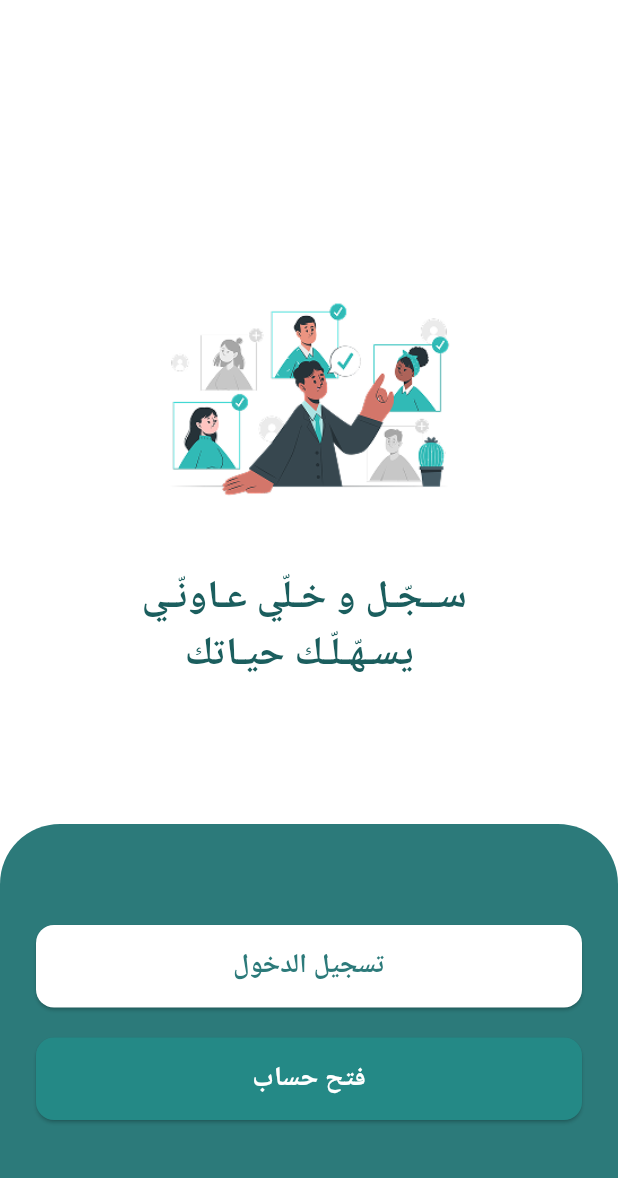
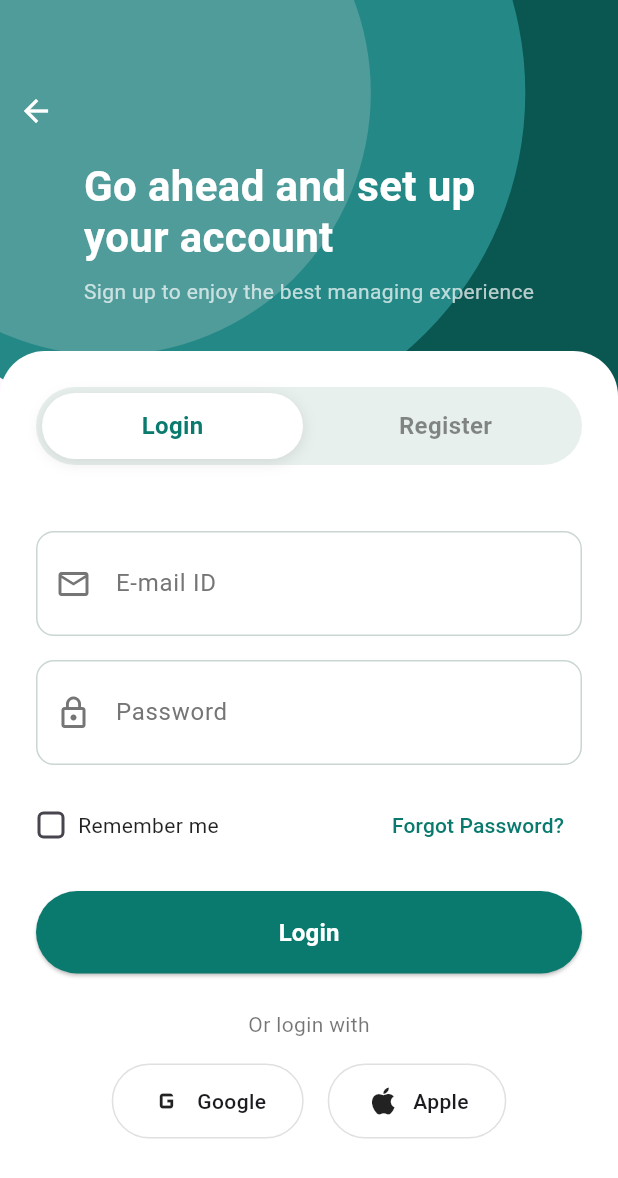
Before and after one commit to NourImen-cloud/3awani, a Flutter app: the FifthScreen screen opened directly, after a tap on "تسجيل الدخول", on a phone screen of 412 x 824 dp. Shown: the top 1178 px of the screen. Run offline on Flutter 3.47's test engine with Material 3 defaults, Android fonts, the phone set to English and light mode, and no system bars.

Commit message:
Add login screen UI

```diff
--- /dev/null
+++ b/lib/screens/Login/login_register_screen.dart
@@ -0,0 +1,518 @@
+import 'package:flutter/material.dart';
+
+class LoginRegisterScreen extends StatefulWidget {
+  const LoginRegisterScreen({super.key});
+
+  @override
+  State<LoginRegisterScreen> createState() => _LoginRegisterScreenState();
+}
+
+class _LoginRegisterScreenState extends State<LoginRegisterScreen> {
+  bool isLogin = true;
+  String selectedUserType = 'user';
+  String selectedServiceType = '';
+  bool rememberMe = false;
+
+  @override
+  Widget build(BuildContext context) {
+    final size = MediaQuery.of(context).size;
+
+    return Scaffold(
+      body: Stack(
+        children: [
+          Positioned(
+            top: -size.height * 0.25,
+            right: -size.width * 0.5,
+            child: Container(
+              width: size.width * 1.05,
+              height: size.width * 1.3,
+              decoration: const BoxDecoration(
+                shape: BoxShape.circle,
+                color: Color.fromARGB(255, 10, 86, 81),
+              ),
+            ),
+          ),
+          // 🟢 Background circles
+          Positioned(
+            top: -size.height * 0.25,
+            left: -size.width * 0.25,
+            child: Container(
+              width: size.width * 1.1,
+              height: size.width * 1.3,
+              decoration: const BoxDecoration(
+                shape: BoxShape.circle,
+                color: Color(0xFF248986),
+              ),
+            ),
+          ),
+          Positioned(
+            top: -size.height * 0.25,
+            left: -size.width * 0.25,
+            child: Container(
+              width: size.width * 0.85,
+              height: size.width * 1.3,
+              decoration: const BoxDecoration(
+                shape: BoxShape.circle,
+                color: Color.fromARGB(255, 80, 156, 155),
+              ),
+            ),
+          ),
+
+          // Main content
+          Column(
+            children: [
+              const SizedBox(height: 50),
+
+              // Back button
+              Align(
+                alignment: Alignment.centerLeft,
+                child: IconButton(
+                  icon: const Icon(Icons.arrow_back, color: Colors.white),
+                  onPressed: () {},
+                ),
+              ),
+
+              const SizedBox(height: 10),
+
+              // Title section
+              const Padding(
+                padding: EdgeInsets.symmetric(horizontal: 24.0),
+                child: Column(
+                  crossAxisAlignment: CrossAxisAlignment.start,
+                  children: [
+                    Text(
+                      "Go ahead and set up\nyour account",
+                      style: TextStyle(
+                        fontSize: 28,
+                        fontWeight: FontWeight.bold,
+                        color: Colors.white,
+                        height: 1.2,
+                      ),
+                    ),
+                    SizedBox(height: 8),
+                    Text(
+                      "Sign up to enjoy the best managing experience",
+                      style: TextStyle(fontSize: 14, color: Colors.white70),
+                    ),
+                  ],
+                ),
+              ),
+
+              const SizedBox(height: 30),
+
+              // White card with rounded top
+              Expanded(
+                child: Container(
+                  width: double.infinity,
+                  decoration: const BoxDecoration(
+                    color: Colors.white,
+                    borderRadius: BorderRadius.only(
+                      topLeft: Radius.circular(30),
+                      topRight: Radius.circular(30),
+                    ),
+                  ),
+                  child: Column(
+                    children: [
+                      const SizedBox(height: 24),
+
+                      //Top Toggle Bar
+                      Padding(
+                        padding: const EdgeInsets.symmetric(horizontal: 24.0),
+                        child: Container(
+                          height: 52,
+                          decoration: BoxDecoration(
+                            color: const Color(0xFFE8F0EE),
+                            borderRadius: BorderRadius.circular(30),
+                          ),
+                          child: Row(
+                            children: [
+                              Expanded(
+                                child: GestureDetector(
+                                  onTap: () => setState(() => isLogin = true),
+                                  child: AnimatedContainer(
+                                    duration: const Duration(milliseconds: 200),
+                                    alignment: Alignment.center,
+                                    margin: const EdgeInsets.all(4),
+                                    decoration: BoxDecoration(
+                                      color: isLogin
+                                          ? Colors.white
+                                          : Colors.transparent,
+                                      borderRadius: BorderRadius.circular(25),
+                                      boxShadow: isLogin
+                                          ? [
+                                              BoxShadow(
+                                                color: Colors.black.withOpacity(
+                                                  0.1,
+                                                ),
+                                                blurRadius: 8,
+                                                offset: const Offset(0, 2),
+                                              ),
+                                            ]
+                                          : [],
+                                    ),
+                                    child: Text(
+                                      "Login",
+                                      style: TextStyle(
+                                        fontSize: 16,
+                                        fontWeight: FontWeight.w600,
+                                        color: isLogin
+                                            ? const Color(0xFF0A7A6E)
+                                            : Colors.black45,
+                                      ),
+                                    ),
+                                  ),
+                                ),
+                              ),
+                              Expanded(
+                                child: GestureDetector(
+                                  onTap: () => setState(() => isLogin = false),
+                                  child: AnimatedContainer(
+                                    duration: const Duration(milliseconds: 200),
+                                    alignment: Alignment.center,
+                                    margin: const EdgeInsets.all(4),
+                                    decoration: BoxDecoration(
+                                      color: !isLogin
+                                          ? Colors.white
+                                          : Colors.transparent,
+                                      borderRadius: BorderRadius.circular(25),
+                                      boxShadow: !isLogin
+                                          ? [
+                                              BoxShadow(
+                                                color: Colors.black.withOpacity(
+                                                  0.1,
+                                                ),
+                                                blurRadius: 8,
+                                                offset: const Offset(0, 2),
+                                              ),
+                                            ]
+                                          : [],
+                                    ),
+                                    child: Text(
+                                      "Register",
+                                      style: TextStyle(
+                                        fontSize: 16,
+                                        fontWeight: FontWeight.w600,
+                                        color: !isLogin
+                                            ? const Color(0xFF0A7A6E)
+                                            : Colors.black45,
+                                      ),
+                                    ),
+                                  ),
+                                ),
+                              ),
+                            ],
+                          ),
+                        ),
+                      ),
+
+                      const SizedBox(height: 24),
+
+                      Expanded(
+                        child: SingleChildScrollView(
+                          padding: const EdgeInsets.symmetric(horizontal: 24.0),
+                          child: Column(
+                            children: [
+                              if (isLogin)
+                                _buildLoginForm()
+                              else
+                                _buildRegisterForm(),
+                            ],
+                          ),
+                        ),
+                      ),
+                    ],
+                  ),
+                ),
+              ),
+            ],
+          ),
+        ],
+      ),
+    );
+  }
+
+  Widget _buildTextField({
+    required String labelText,
+    required IconData icon,
+    bool obscureText = false,
+  }) {
+    return Container(
+      decoration: BoxDecoration(
+        color: Colors.white,
+        borderRadius: BorderRadius.circular(12),
+        border: Border.all(color: const Color.fromARGB(255, 202, 214, 210)),
+      ),
+      child: TextField(
+        obscureText: obscureText,
+        decoration: InputDecoration(
+          labelText: labelText,
+          labelStyle: TextStyle(color: Colors.grey.shade600),
+          prefixIcon: Icon(icon, color: Colors.grey.shade600),
+          border: InputBorder.none,
+          contentPadding: const EdgeInsets.symmetric(
+            horizontal: 16,
+            vertical: 14,
+          ),
+        ),
+      ),
+    );
+  }
+
+  Widget _buildSocialButton({required IconData icon, required String label}) {
+    return Container(
+      padding: const EdgeInsets.symmetric(horizontal: 24, vertical: 12),
+      decoration: BoxDecoration(
+        color: Colors.white,
+        borderRadius: BorderRadius.circular(25),
+        border: Border.all(color: Colors.grey.shade300),
+      ),
+      child: Row(
+        children: [
+          Icon(icon, size: 24),
+          const SizedBox(width: 8),
+          Text(
+            label,
+            style: const TextStyle(fontSize: 14, fontWeight: FontWeight.w500),
+          ),
+        ],
+      ),
+    );
+  }
+
+  //  Login Form
+  Widget _buildLoginForm() {
+    return Column(
+      children: [
+        const SizedBox(height: 20),
+        _buildTextField(labelText: "E-mail ID", icon: Icons.email_outlined),
+        const SizedBox(height: 16),
+        _buildTextField(
+          labelText: "Password",
+          icon: Icons.lock_outline,
+          obscureText: true,
+        ),
+        const SizedBox(height: 16),
+
+        // Remember me and Forgot Password
+        Row(
+          mainAxisAlignment: MainAxisAlignment.spaceBetween, //IMPORTANT!!!
+          children: [
+            Row(
+              children: [
+                SizedBox(
+                  height: 20,
+                  width: 20,
+                  child: Checkbox(
+                    value: rememberMe,
+                    onChanged: (value) {
+                      setState(() {
+                        rememberMe = value ?? false;
+                      });
+                    },
+                    shape: RoundedRectangleBorder(
+                      borderRadius: BorderRadius.circular(4),
+                    ),
+                    activeColor: const Color(0xFF0A7A6E),
+                  ),
+                ),
+                const SizedBox(width: 8),
+                const Text(
+                  "Remember me",
+                  style: TextStyle(fontSize: 14, color: Colors.black87),
+                ),
+              ],
+            ),
+            TextButton(
+              onPressed: () {},
+              child: const Text(
+                "Forgot Password?",
+                style: TextStyle(
+                  fontSize: 14,
+                  color: Color(0xFF0A7A6E),
+                  fontWeight: FontWeight.w500,
+                ),
+              ),
+            ),
+          ],
+        ),
+
+        const SizedBox(height: 20),
+        ElevatedButton(
+          onPressed: () {},
+          style: ElevatedButton.styleFrom(
+            backgroundColor: const Color(0xFF0A7A6E),
+            minimumSize: const Size(double.infinity, 55),
+            shape: RoundedRectangleBorder(
+              borderRadius: BorderRadius.circular(30),
+            ),
+          ),
+          child: const Text(
+            "Login",
+            style: TextStyle(
+              fontWeight: FontWeight.w600,
+              fontSize: 16,
+              color: Colors.white,
+            ),
+          ),
+        ),
+        const SizedBox(height: 24),
+
+        const Text(
+          "Or login with",
+          style: TextStyle(fontSize: 14, color: Colors.black54),
+        ),
+
+        const SizedBox(height: 16),
+
+        // Social login buttons
+        Row(
+          mainAxisAlignment: MainAxisAlignment.center,
+          children: [
+            _buildSocialButton(icon: Icons.g_mobiledata, label: "Google"),
+            const SizedBox(width: 16),
+            _buildSocialButton(icon: Icons.apple, label: "Apple"),
+          ],
+        ),
+        const SizedBox(height: 20),
+      ],
+    );
+  }
+
+  //  Register Form
+
+  Widget _buildRegisterForm() {
+    return Column(
+      children: [
+        const SizedBox(height: 20),
+        _buildTextField(labelText: "Full Name", icon: Icons.person_outline),
+        const SizedBox(height: 16),
+        _buildTextField(labelText: "Email-ID", icon: Icons.email_outlined),
+        const SizedBox(height: 16),
+        _buildTextField(
+          labelText: "Password",
+          icon: Icons.lock_outline,
+          obscureText: true,
+        ),
+        const SizedBox(height: 16),
+        _buildTextField(labelText: "Phone No.", icon: Icons.phone_outlined),
+        const SizedBox(height: 16),
+
+        // User type dropdown
+        Container(
+          decoration: BoxDecoration(
+            color: Colors.white,
+            borderRadius: BorderRadius.circular(12),
+            border: Border.all(color: Colors.grey.shade300),
+          ),
+          padding: const EdgeInsets.symmetric(horizontal: 16),
+          child: Row(
+            children: [
+              Icon(Icons.badge_outlined, color: Colors.grey.shade600),
+              const SizedBox(width: 12),
+              Expanded(
+                child: DropdownButtonHideUnderline(
+                  child: DropdownButton<String>(
+                    value: selectedUserType,
+                    isExpanded: true,
+                    items: ['user', 'provider'].map((String item) {
+                      return DropdownMenuItem<String>(
+                        value: item,
+                        child: Text(item),
+                      );
+                    }).toList(),
+                    onChanged: (value) {
+                      setState(() {
+                        selectedUserType = value ?? 'user';
+                        // Reset service type and address when changing user type
+                        if (value == 'user') {
+                          selectedServiceType = '';
+                        }
+                      });
+                    },
+                  ),
+                ),
+              ),
+            ],
+          ),
+        ),
+
+        // Show service type and address only if provider is selected
+        if (selectedUserType == 'provider') ...[
+          const SizedBox(height: 16),
+
+          // Service type dropdown
+          Container(
+            decoration: BoxDecoration(
+              color: Colors.white,
+              borderRadius: BorderRadius.circular(12),
+              border: Border.all(color: Colors.grey.shade300),
+            ),
+            padding: const EdgeInsets.symmetric(horizontal: 16),
+            child: Row(
+              children: [
+                Icon(
+                  Icons.miscellaneous_services_outlined,
+                  color: Colors.grey.shade600,
+                ),
+                const SizedBox(width: 12),
+                Expanded(
+                  child: DropdownButtonHideUnderline(
+                    child: DropdownButton<String>(
+                      value: selectedServiceType.isEmpty
+                          ? null
+                          : selectedServiceType,
+                      hint: Text(
+                        'service type',
+                        style: TextStyle(color: Colors.grey.shade600),
+                      ),
+                      isExpanded: true,
+                      items: ['Service 1', 'Service 2', 'Service 3'].map((
+                        String item,
+                      ) {
+                        return DropdownMenuItem<String>(
+                          value: item,
+                          child: Text(item),
+                        );
+                      }).toList(),
+                      onChanged: (value) {
+                        setState(() {
+                          selectedServiceType = value ?? '';
+                        });
+                      },
+                    ),
+                  ),
+                ),
+              ],
+            ),
+          ),
+
+          const SizedBox(height: 16),
+          _buildTextField(
+            labelText: "Provider address",
+            icon: Icons.location_on_outlined,
+          ),
+        ],
+        const SizedBox(height: 20),
+        ElevatedButton(
+          onPressed: () {},
+          style: ElevatedButton.styleFrom(
+            backgroundColor: const Color(0xFF0A7A6E),
+            minimumSize: const Size(double.infinity, 55),
+            shape: RoundedRectangleBorder(
+              borderRadius: BorderRadius.circular(30),
+            ),
+          ),
+          child: const Text(
+            "Register",
+            style: TextStyle(
+              fontWeight: FontWeight.w600,
+              fontSize: 16,
+              color: Colors.white,
+            ),
+          ),
+        ),
+        const SizedBox(height: 20),
+      ],
+    );
+  }
+}
--- a/lib/screens/Opening/Fifth.dart
+++ b/lib/screens/Opening/Fifth.dart
@@ -1,4 +1,5 @@
 import 'package:flutter/material.dart';
+import 'package:project/screens/Login/login_register_screen.dart' ;
 
 class FifthScreen extends StatelessWidget {
   const FifthScreen({Key? key}) : super(key: key);
@@ -64,9 +65,11 @@ class FifthScreen extends StatelessWidget {
                           borderRadius: BorderRadius.circular(12),
                         ),
                       ),
-                      onPressed: () {
-                        // TODO: Navigate to login
-                      },
+                    onPressed: () {
+                             Navigator.push( context,
+                             MaterialPageRoute(builder: (context) => const LoginRegisterScreen()),
+                             );
+                             },
                       child: const Text(
                         'تسجيل الدخول',
                         textDirection: TextDirection.rtl,
@@ -89,9 +92,11 @@ class FifthScreen extends StatelessWidget {
                           borderRadius: BorderRadius.circular(12),
                         ),
                       ),
-                      onPressed: () {
-                        // TODO: Navigate to register
-                      },
+                     onPressed: () {
+                     Navigator.push(context,
+                                    MaterialPageRoute(builder: (context) =>  LoginRegisterScreen()),
+                                                                   );
+                     },
                       child: const Text(
                         'فتح حساب',
                         textDirection: TextDirection.rtl,
```
